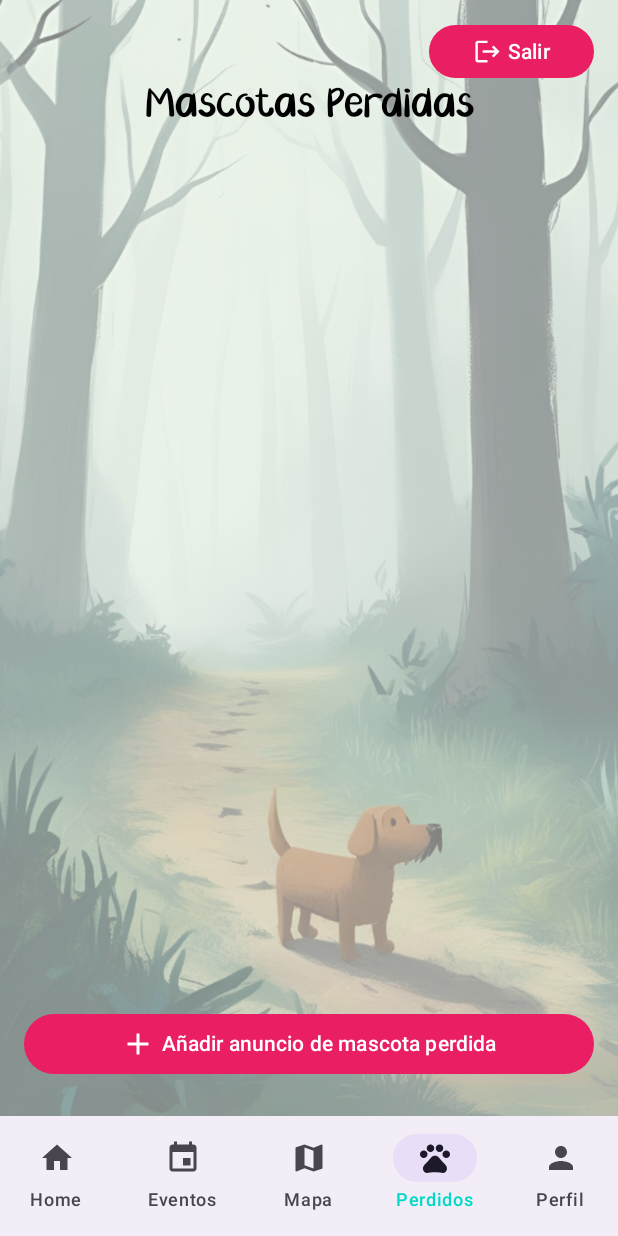
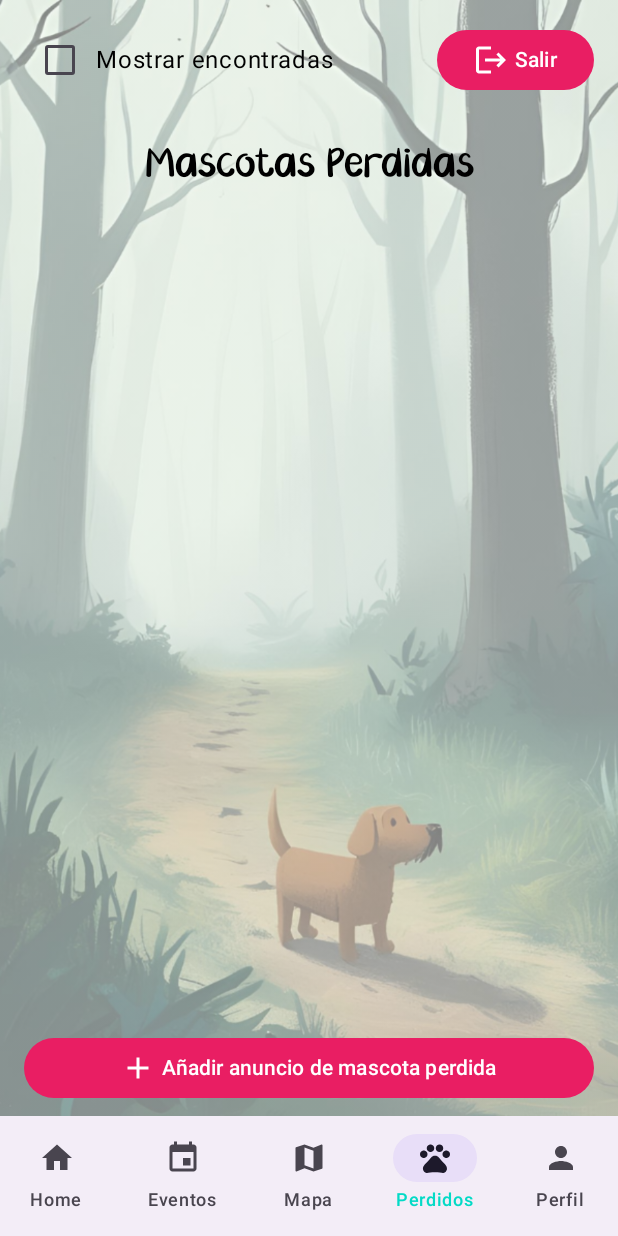
Before and after one commit to dacoder91/DAM_M13_Grupo22, an Android app built with Jetpack Compose: the MainScreen screen opened through its navigation route, item 4 of the bottom bar chosen, on a phone screen of 412 x 824 dp. Run offline under Robolectric (Android 15) with nearby library versions, the phone set to English and light mode, and no system bars; our stand-ins replace Firebase (no records; nobody signed in at launch, a user with empty details on screens opened directly), Volley; pictures from the network do not load.

Commit message:
Masctoas perdidas y "Salir"
Quitado el texto salir de todas las pantallas

Añadido que se ordene las mascotas Perdidas por fecha de publicacion y un checkbox por si quieres ver las mascotas encontradas.

```diff
--- a/DogGo/app/src/main/java/com/example/doggo/ui/screens/EventosScreen.kt
+++ b/DogGo/app/src/main/java/com/example/doggo/ui/screens/EventosScreen.kt
@@ -87,7 +87,7 @@ fun EventosScreen(
             ),
             shape = RoundedCornerShape(20.dp)
         ) {
-            Icon(Icons.AutoMirrored.Filled.Logout, contentDescription = "Salir")
+            Icon(Icons.AutoMirrored.Filled.Logout, contentDescription = "")
             Spacer(modifier = Modifier.width(4.dp))
             Text("Salir")
         }
--- a/DogGo/app/src/main/java/com/example/doggo/ui/screens/HomeScreen.kt
+++ b/DogGo/app/src/main/java/com/example/doggo/ui/screens/HomeScreen.kt
@@ -81,7 +81,7 @@ fun HomeScreen(
             ),
             shape = RoundedCornerShape(20.dp)
         ) {
-            Icon(Icons.AutoMirrored.Filled.Logout, contentDescription = "Salir")
+            Icon(Icons.AutoMirrored.Filled.Logout, contentDescription = "")
             Spacer(modifier = Modifier.width(4.dp))
             Text("Salir")
         }
--- a/DogGo/app/src/main/java/com/example/doggo/ui/screens/MapaScreen.kt
+++ b/DogGo/app/src/main/java/com/example/doggo/ui/screens/MapaScreen.kt
@@ -64,7 +64,7 @@ fun MapaScreen(
             ),
             shape = RoundedCornerShape(20.dp)
         ) {
-            Icon(Icons.AutoMirrored.Filled.Logout, contentDescription = "Salir")
+            Icon(Icons.AutoMirrored.Filled.Logout, contentDescription = "")
             Spacer(modifier = Modifier.width(4.dp))
             Text("Salir")
         }
--- a/DogGo/app/src/main/java/com/example/doggo/ui/screens/MascotasPerdidasScreen.kt
+++ b/DogGo/app/src/main/java/com/example/doggo/ui/screens/MascotasPerdidasScreen.kt
@@ -22,6 +22,7 @@ import androidx.compose.ui.layout.ContentScale
 import androidx.compose.ui.platform.LocalContext
 import androidx.compose.ui.res.painterResource
 import androidx.compose.ui.text.TextStyle
+import androidx.compose.ui.text.font.FontWeight
 import androidx.compose.ui.unit.dp
 import androidx.compose.ui.unit.sp
 import androidx.navigation.NavController
@@ -37,6 +38,7 @@ import java.text.SimpleDateFormat
 import java.util.Locale
 import com.google.firebase.firestore.Query
 
+
 @Composable
 fun MascotasPerdidasScreen(
     navController: NavController,
@@ -48,9 +50,19 @@ fun MascotasPerdidasScreen(
     var showAddDialog by remember { mutableStateOf(false) }
     var showEditDialog by remember { mutableStateOf(false) }
     var selectedMascota by remember { mutableStateOf<MascotaPerdida?>(null) }
+    var mostrarEncontradas by remember { mutableStateOf(false) }
 
-    LaunchedEffect(Unit) {
-        db.collection("mascotasPerdidas").addSnapshotListener { snapshot, _ ->
+    LaunchedEffect(mostrarEncontradas) {
+        val query = if (mostrarEncontradas) {
+            db.collection("mascotasPerdidas")
+                .orderBy("fechaPerdida", Query.Direction.DESCENDING)
+        } else {
+            db.collection("mascotasPerdidas")
+                .whereEqualTo("encontrado", false)
+                .orderBy("fechaPerdida", Query.Direction.DESCENDING)
+        }
+
+        query.addSnapshotListener { snapshot, _ ->
             if (snapshot != null) {
                 mascotasPerdidas = snapshot.documents.mapNotNull { document ->
                     document.toObject(MascotaPerdida::class.java)?.copy(id = document.id)
@@ -68,6 +80,25 @@ fun MascotasPerdidasScreen(
             modifier = Modifier.fillMaxSize()
         )
 
+        Column(modifier = Modifier.fillMaxSize()) {
+            // Fila superior con checkbox y botón de salir
+            Row(
+                modifier = Modifier
+                    .fillMaxWidth()
+                    .padding(16.dp),
+                horizontalArrangement = Arrangement.SpaceBetween,
+                verticalAlignment = Alignment.CenterVertically
+            ) {
+                // Checkbox para mostrar encontradas
+                Row(verticalAlignment = Alignment.CenterVertically) {
+                    Checkbox(
+                        checked = mostrarEncontradas,
+                        onCheckedChange = { mostrarEncontradas = it }
+                    )
+                    Text("Mostrar encontradas")
+                }
+
+                // Botón Salir
                 Button(
                     onClick = {
                         Firebase.auth.signOut()
@@ -75,28 +106,26 @@ fun MascotasPerdidasScreen(
                             popUpTo(0)
                         }
                     },
-            modifier = Modifier
-                .align(Alignment.TopEnd)
-                .padding(16.dp)
-                .size(width = 110.dp, height = 35.dp),
                     colors = ButtonDefaults.buttonColors(
                         containerColor = Color(0xFFE91E63),
                         contentColor = Color.White
                     ),
                     shape = RoundedCornerShape(20.dp)
                 ) {
-            Icon(Icons.AutoMirrored.Filled.Logout, contentDescription = "Salir")
+                    Icon(Icons.AutoMirrored.Filled.Logout, contentDescription = "")
                     Spacer(modifier = Modifier.width(4.dp))
                     Text("Salir")
                 }
+            }
 
+            // Contenido principal
             Column(
                 modifier = Modifier
                     .fillMaxSize()
-                .padding(16.dp),
+                    .padding(horizontal = 16.dp),
                 horizontalAlignment = Alignment.CenterHorizontally
             ) {
-            Spacer(modifier = Modifier.height(40.dp))
+                Spacer(modifier = Modifier.height(16.dp))
                 Text(
                     text = "Mascotas Perdidas",
                     style = TextStyle(fontFamily = YellowPeach, fontSize = 28.sp),
@@ -114,6 +143,17 @@ fun MascotasPerdidasScreen(
                             elevation = CardDefaults.cardElevation(4.dp)
                         ) {
                             Column(modifier = Modifier.padding(16.dp)) {
+                                // Indicador de mascota encontrada
+                                if (mascota.encontrado) {
+                                    Text(
+                                        text = "ENCONTRADA",
+                                        color = Color.Green,
+                                        style = TextStyle(fontWeight = FontWeight.Bold),
+                                        modifier = Modifier.align(Alignment.End)
+                                    )
+                                    Spacer(modifier = Modifier.height(8.dp))
+                                }
+
                                 Row(modifier = Modifier.fillMaxWidth(), horizontalArrangement = Arrangement.Center) {
                                     if (mascota.fotoUrl.isNotEmpty()) {
                                         Image(
@@ -199,6 +239,9 @@ fun MascotasPerdidasScreen(
                     Spacer(modifier = Modifier.width(4.dp))
                     Text("Añadir anuncio de mascota perdida")
                 }
+            }
+        }
+    }
 
     if (showAddDialog) {
         AddLostPetDialog(
@@ -226,10 +269,6 @@ fun MascotasPerdidasScreen(
             }
         )
     }
-        }
-    }
-
-
 }
 
 @OptIn(ExperimentalMaterial3Api::class)
--- a/DogGo/app/src/main/java/com/example/doggo/ui/screens/ProfileScreen.kt
+++ b/DogGo/app/src/main/java/com/example/doggo/ui/screens/ProfileScreen.kt
@@ -170,7 +170,7 @@ fun ProfileScreen(
             ),
             shape = RoundedCornerShape(20.dp) // Botón redondeado
         ) {
-            Icon(Icons.AutoMirrored.Filled.Logout, contentDescription = "Salir")
+            Icon(Icons.AutoMirrored.Filled.Logout, contentDescription = "")
             Spacer(modifier = Modifier.width(4.dp))
             Text("Salir")
         }
```
Lines whose indentation alone changed are shown as unchanged.
